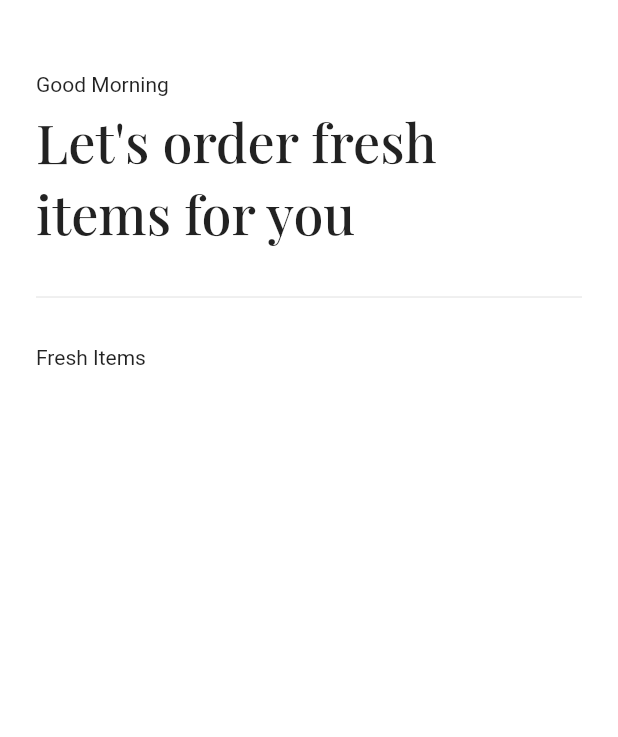
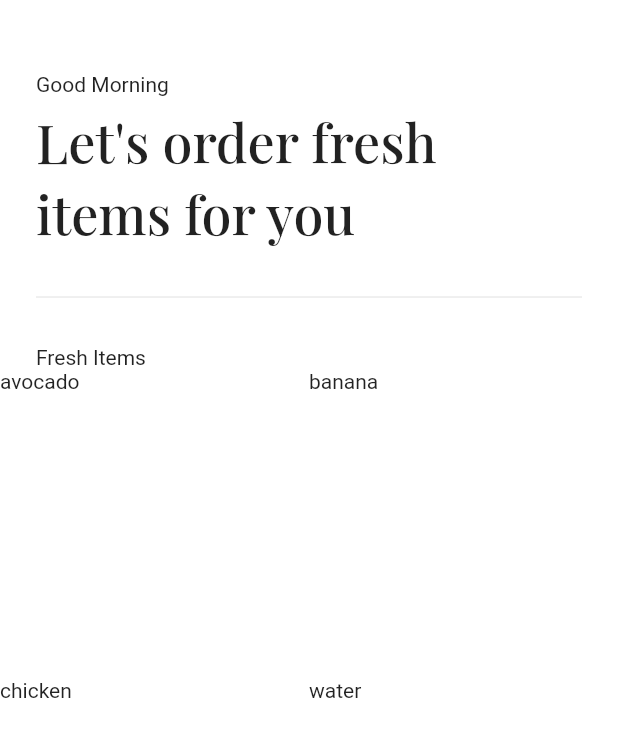
Before and after one commit to MyoThuKha/grocery-app, a Flutter app: the screen it shows after launch, after a tap on "Get Started", on a phone screen of 412 x 824 dp. Shown: the top 737 px of the screen. Run offline on Flutter 3.47's test engine with Material 2 defaults, Android fonts, the phone set to English and light mode, and no system bars; our stand-ins replace google_fonts.

```diff
--- a/lib/main.dart
+++ b/lib/main.dart
@@ -1,13 +1,20 @@
 import 'package:flutter/material.dart';
+import 'package:grocery_app/modals/cart.dart';
 import 'package:grocery_app/pages/intro.dart';
+import 'package:provider/provider.dart';
 
 void main() {
   WidgetsFlutterBinding.ensureInitialized();
   runApp(
-    MaterialApp(
-      theme: ThemeData(),
-      debugShowCheckedModeBanner: false,
-      home: const Intro(),
+    MultiProvider(
+      providers: [
+        ChangeNotifierProvider(create: ((_) => CardModel())),
+      ],
+      child: MaterialApp(
+        theme: ThemeData(),
+        debugShowCheckedModeBanner: false,
+        home: const Intro(),
+      ),
     ),
   );
 }
--- /dev/null
+++ b/lib/modals/cart.dart
@@ -0,0 +1,13 @@
+import 'package:flutter/material.dart';
+
+class CardModel extends ChangeNotifier {
+  //itemName,itemPrice,imagePath,color
+  final List _items = [
+    ["avocado", "4.00", "images/avocado.png", Colors.green],
+    ["banana", "4.00", "images/banana.png", Colors.yellow],
+    ["chicken", "4.00", "images/chicken.png", Colors.brown],
+    ["water", "4.00", "images/water.png", Colors.blue],
+  ];
+
+  get shopItems => _items;
+}
--- a/lib/pages/home.dart
+++ b/lib/pages/home.dart
@@ -1,5 +1,7 @@
 import 'package:flutter/material.dart';
 import 'package:google_fonts/google_fonts.dart';
+import 'package:grocery_app/modals/cart.dart';
+import 'package:provider/provider.dart';
 
 class Home extends StatelessWidget {
   const Home({super.key});
@@ -7,9 +9,8 @@ class Home extends StatelessWidget {
   @override
   Widget build(BuildContext context) {
     return Scaffold(
+      backgroundColor: Colors.white,
       body: SafeArea(
-        child: Container(
-          color: Colors.white,
         child: Column(
           crossAxisAlignment: CrossAxisAlignment.start,
           children: <Widget>[
@@ -47,9 +48,20 @@ class Home extends StatelessWidget {
             const Padding(
               padding: EdgeInsets.symmetric(horizontal: 24),
               child: Text("Fresh Items"),
+            ),
+
+            Expanded(
+              child: GridView.builder(
+                gridDelegate: const SliverGridDelegateWithFixedCrossAxisCount(
+                    crossAxisCount: 2),
+                itemCount: context.watch<CardModel>().shopItems.length,
+                itemBuilder: ((context, index) {
+                  return Text(
+                      '${context.watch<CardModel>().shopItems[index][0]}');
+                }),
+              ),
             )
           ],
-          ),
         ),
       ),
     );
--- a/pubspec.yaml
+++ b/pubspec.yaml
@@ -36,6 +36,7 @@ dependencies:
   # Use with the CupertinoIcons class for iOS style icons.
   cupertino_icons: ^1.0.2
   google_fonts: ^3.0.1
+  provider: ^6.0.4
 
 dev_dependencies:
   flutter_test:
```
Also changed, not shown: pubspec.lock. Lines whose indentation alone changed are shown as unchanged.
